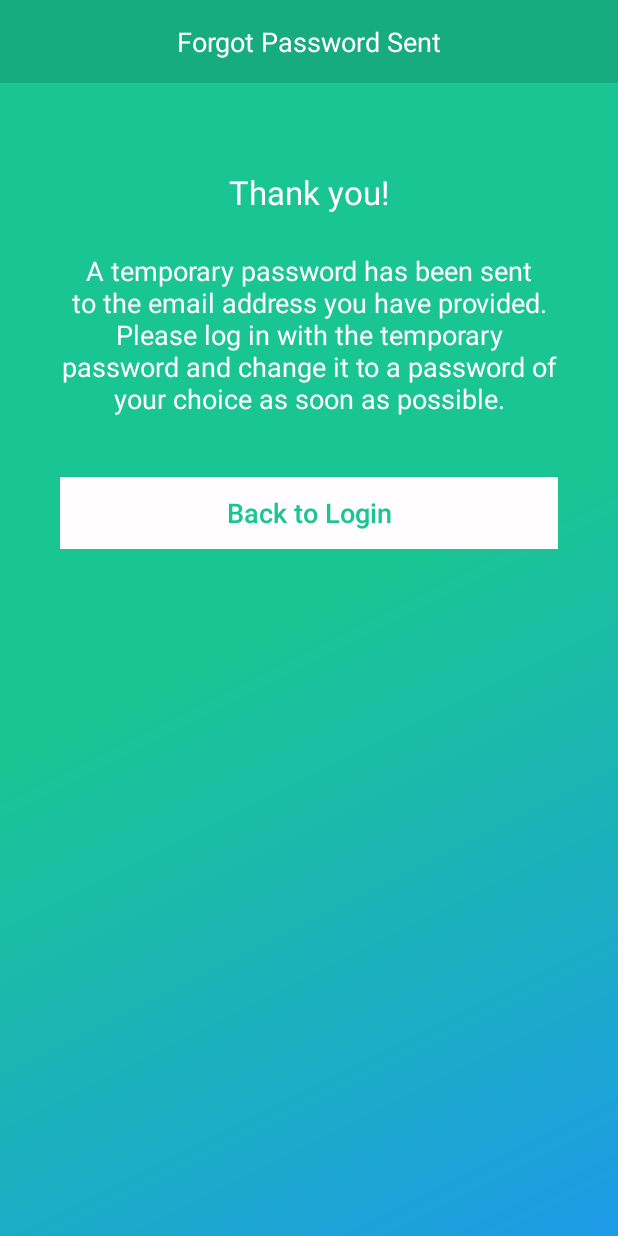
After one commit to shyam1234/BlankFramework, an Android app: the ForgotPasswordSuccessActivity screen opened directly, with no data from a screen before it, on a phone screen of 412 x 824 dp. The commit adds this screen. Run offline under Robolectric (Android 15) with nearby library versions, the phone set to English and light mode, and no system bars; network calls fail.

Commit message:
updated code

```diff
--- /dev/null
+++ b/app/src/main/java/com/malviya/blankframework/activities/ForgotPasswordSuccessActivity.java
@@ -0,0 +1,62 @@
+package com.malviya.blankframework.activities;
+
+import android.os.Bundle;
+import android.support.annotation.Nullable;
+import android.support.v7.app.AppCompatActivity;
+import android.view.View;
+import android.widget.Button;
+import android.widget.ImageView;
+import android.widget.TextView;
+
+import com.malviya.blankframework.R;
+import com.malviya.blankframework.utils.Utils;
+
+/**
+ * Created by Admin on 31-12-2016.
+ */
+
+public class ForgotPasswordSuccessActivity extends AppCompatActivity implements View.OnClickListener {
+
+    private Button mBtnBackToLoginPage;
+    private ImageView mImageViewBack;
+
+    @Override
+    protected void onCreate(@Nullable Bundle savedInstanceState) {
+        super.onCreate(savedInstanceState);
+        setContentView(R.layout.activity_forgot_successful);
+        initView();
+    }
+
+    private void initView() {
+        mBtnBackToLoginPage = (Button) findViewById(R.id.btnSubmit);
+        mImageViewBack = (ImageView) findViewById(R.id.imageview_back);
+        mImageViewBack.setVisibility(View.INVISIBLE);
+        setListener();
+
+    }
+
+    private void setListener() {
+        mBtnBackToLoginPage.setOnClickListener(this);
+        mImageViewBack.setOnClickListener(this);
+        TextView pTextViewTitle = (TextView) findViewById(R.id.textview_title);
+        pTextViewTitle.setText(getResources().getString(R.string.forgot_password_success));
+    }
+
+    @Override
+    public void onClick(View view) {
+        switch (view.getId()) {
+            case R.id.imageview_back:
+                onBackPressed();
+                break;
+            case R.id.btnSubmit:
+                onBackPressed();
+                break;
+        }
+    }
+
+    @Override
+    public void onBackPressed() {
+        finish();
+        Utils.animLeftToRight(ForgotPasswordSuccessActivity.this);
+    }
+}
--- a/app/src/main/java/com/malviya/blankframework/activities/LoginActivity.java
+++ b/app/src/main/java/com/malviya/blankframework/activities/LoginActivity.java
@@ -10,11 +10,9 @@ import android.widget.EditText;
 import android.widget.TextView;
 
 import com.android.volley.VolleyError;
-import com.malviya.blankframework.Exceptions.ModelException;
 import com.malviya.blankframework.R;
 import com.malviya.blankframework.constant.WSContant;
 import com.malviya.blankframework.models.LoginDataHolder;
-import com.malviya.blankframework.models.ModelFactory;
 import com.malviya.blankframework.network.IWSRequest;
 import com.malviya.blankframework.network.WSRequest;
 import com.malviya.blankframework.parser.ParseResponse;
@@ -75,6 +73,7 @@ public class LoginActivity extends AppCompatActivity implements View.OnClickList
     public void onClick(View view) {
         switch (view.getId()) {
             case R.id.textview_forgot_password:
+                //  Intent intent = new Intent(LoginActivity.this, ChangePasswordtActivity.class);
                 Intent intent = new Intent(LoginActivity.this, ForgotActivity.class);
                 startActivity(intent);
                 Utils.animRightToLeft(LoginActivity.this);
--- a/app/src/main/java/com/malviya/blankframework/constant/WSContant.java
+++ b/app/src/main/java/com/malviya/blankframework/constant/WSContant.java
@@ -7,7 +7,7 @@ package com.malviya.blankframework.constant;
 public interface WSContant {
     String URL_BASE = "http://stpl-edurpapi.azurewebsites.net/api";
     String URL_LOGIN = URL_BASE + "/authenticate";
-    String URL_FORGET = URL_BASE + "/Account/ForgetPassword?EmailAddress=";
+    String URL_FORGET = URL_BASE + "/Account/ForgetPassword?";
     //http://stpl-edurpapi.azurewebsites.net/api/Account/ChangePassword?EmailAddress=a1@a.com&Password=login@123
     String URL_CHANGEPASSWORD = URL_BASE + "/Account/ChangePassword?";
     String URL_REGISTRATION = URL_BASE + "/Account/Register";
@@ -16,4 +16,6 @@ public interface WSContant {
     String TAG_EMIALADDRESS = "EmailAddress";
     String TAG_PASSWORD = "Password";
     String TAG_CHANGE_PASSWORD = "change_password";
+    String TAAG_DATA = "Data";
+    String TAG_SUCCESS = "Success";
 }
--- a/app/src/main/res/layout/activity_forgot.xml
+++ b/app/src/main/res/layout/activity_forgot.xml
@@ -62,7 +62,7 @@
                 android:visibility="visible" />
 
             <Button
-                android:id="@+id/btnSignIn"
+                android:id="@+id/btnSubmit"
                 android:layout_width="match_parent"
                 android:layout_height="wrap_content"
                 android:layout_alignParentLeft="true"
@@ -71,7 +71,7 @@
                 android:layout_marginTop="30dp"
                 android:alpha="1.0"
                 android:background="@color/colorWhite"
-                android:text="@string/forgot_password"
+                android:text="@string/Submit"
                 android:textAllCaps="false"
                 android:textColor="@color/colorGreen"
                 android:textSize="18sp" />
--- a/app/src/main/res/layout/activity_forgot_successful.xml
+++ b/app/src/main/res/layout/activity_forgot_successful.xml
@@ -32,7 +32,7 @@
                 android:gravity="center_horizontal"
                 android:text="Thank you!"
                 android:textColor="@color/colorWhite"
-                android:textSize="16sp" />
+                android:textSize="22sp" />
 
             <TextView
                 android:id="@+id/textview2"
@@ -47,7 +47,7 @@
 
 
             <Button
-                android:id="@+id/btnSignIn"
+                android:id="@+id/btnSubmit"
                 android:layout_width="match_parent"
                 android:layout_height="wrap_content"
                 android:layout_alignParentLeft="true"
--- a/app/src/main/res/layout/inc_inner_header.xml
+++ b/app/src/main/res/layout/inc_inner_header.xml
@@ -16,11 +16,12 @@
 
     <TextView
         android:id="@+id/textview_title"
-        android:layout_width="wrap_content"
+        android:layout_width="match_parent"
         android:layout_height="wrap_content"
+        android:layout_centerInParent="true"
         android:layout_centerVertical="true"
         android:layout_marginLeft="20dp"
-        android:layout_toRightOf="@+id/imageview_back"
+        android:gravity="center"
         android:text="News Details"
         android:textColor="@color/colorWhite"
         android:textSize="@dimen/header_title_size"
--- a/app/src/main/res/values/strings.xml
+++ b/app/src/main/res/values/strings.xml
@@ -1,6 +1,8 @@
 <resources>
     <string name="app_name">BlankFramework</string>
-    <string name="forgot_password">Submit</string>
+    <string name="Submit">Submit</string>
+    <string name="forgot_password">Forgot Password</string>
+    <string name="forgot_password_success">Forgot Password Sent</string>
     <string name="sign_in">Login</string>
     <string name="username">Username</string>
     <string name="email">Email</string>
```
Also changed, not shown: app/src/main/AndroidManifest.xml (+29 -22 lines), app/src/main/java/com/malviya/blankframework/activities/ChangePasswordtActivity.java (added, +136 -0 lines), app/src/main/java/com/malviya/blankframework/activities/ForgotActivity.java (+46 -58 lines).
